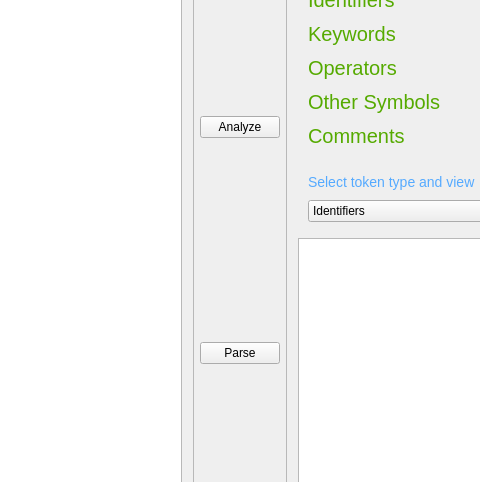
Old version of the form mainwindow.ui in the repository bullheadandplato/compiler-palm-tree; both pictures show x 278 to 758 and y 116 to 598 of the 1035 by 719 pixel window.
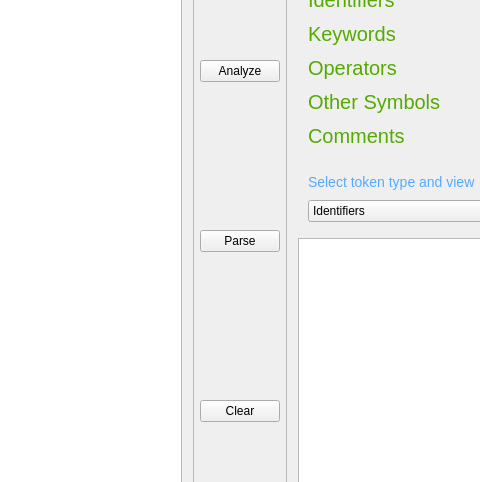
New version of the form. Custom widgets are drawn as their Qt base class.

Commit message: clear button

Patch:
```diff
--- a/mainwindow.ui
+++ b/mainwindow.ui
@@ -61,6 +61,13 @@
         </property>
        </widget>
       </item>
+      <item>
+       <widget class="QPushButton" name="pushButton_3">
+        <property name="text">
+         <string>Clear</string>
+        </property>
+       </widget>
+      </item>
      </layout>
     </item>
     <item row="0" column="2">
```
The commit also changes 3 other files.
